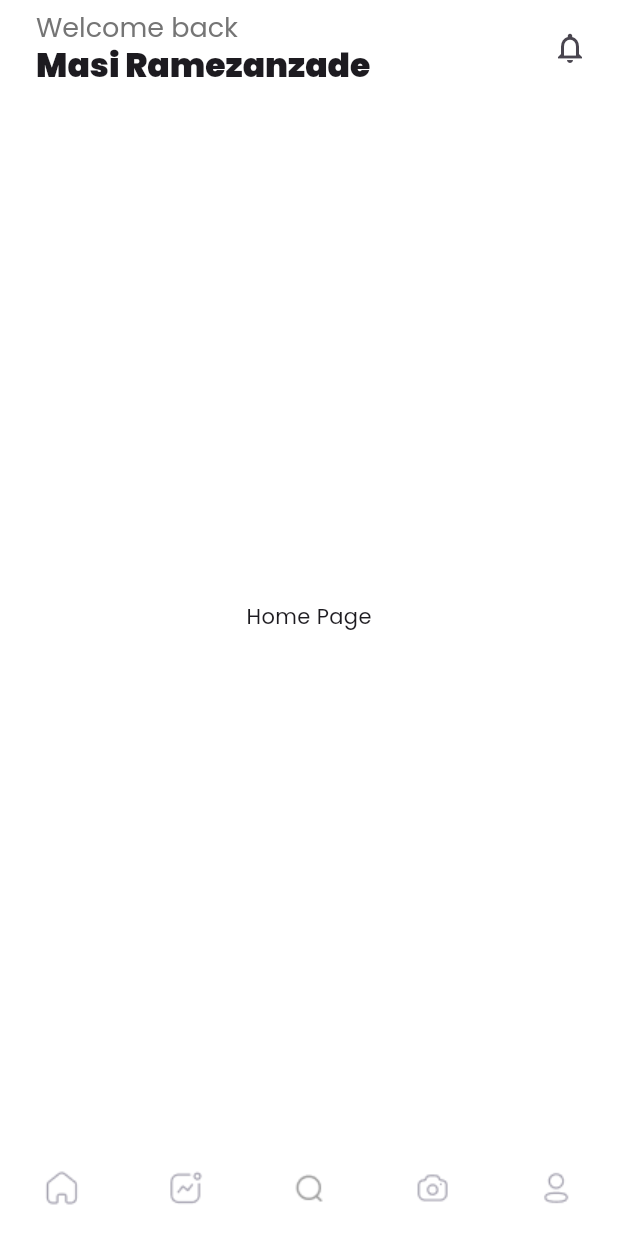
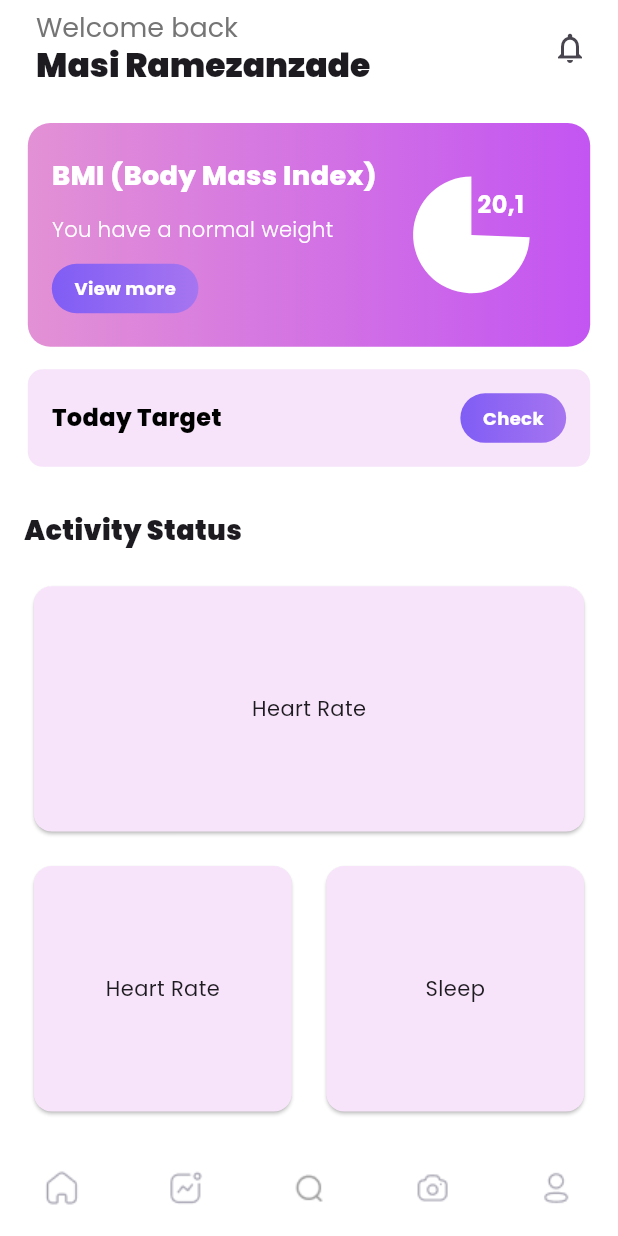
Before and after one commit to Kani-3004/fitness-mobile-app, a Flutter app: the HomePageTemplate screen opened directly, on a phone screen of 412 x 824 dp. Run offline on Flutter 3.47's test engine with Material 3 defaults, Android fonts, the phone set to English and light mode, and no system bars; our stand-ins replace carousel_slider, google_fonts, syncfusion_flutter_charts.

Commit message:
Home Page basic layout has been completed

```diff
--- a/lib/main.dart
+++ b/lib/main.dart
@@ -1,4 +1,4 @@
-import 'package:fitness_mobile_app/screens/welcome_screen_two.dart';
+import 'package:fitness_mobile_app/screens/home_page_template.dart';
 import 'package:flutter/material.dart';
 import 'package:google_fonts/google_fonts.dart';
 
@@ -15,7 +15,7 @@ class FitnessMobileApp extends StatelessWidget {
       debugShowCheckedModeBanner: false,
       theme: ThemeData(textTheme: GoogleFonts.poppinsTextTheme()),
       title: 'Fitness Mobile App',
-      home: WelcomeScreenTwo(),
+      home: HomePageTemplate(),
     );
   }
 }
--- a/lib/screens/home_page.dart
+++ b/lib/screens/home_page.dart
@@ -1,3 +1,5 @@
+import 'package:fitness_mobile_app/widgets/bmi_card_homepage.dart';
+import 'package:fitness_mobile_app/widgets/today_target_homepage.dart';
 import 'package:flutter/material.dart';
 
 class HomePage extends StatefulWidget {
@@ -10,8 +12,114 @@ class HomePage extends StatefulWidget {
 class _HomePageState extends State<HomePage> {
   @override
   Widget build(BuildContext context) {
-    return Center(
-      child: Text("Home Page"),
+    return Padding(
+      padding: const EdgeInsets.all(16.0),
+      child: Container(
+        width: MediaQuery.of(context).size.width,
+        color: Colors.white,
+        // The column that contains everything
+        child: Column(
+          children: [
+            SizedBox(height: 10),
+            //first half of the page
+            Expanded(
+              flex: 2,
+              child: Container(
+                color: Colors.white,
+                width: MediaQuery.of(context).size.width * 0.91,
+                child: Column(
+                  children: [
+                    //first half that has BMI
+                    Flexible(
+                      flex: 2,
+                      child: BmiCardHomepage(),
+                    ),
+                    SizedBox(height: 15),
+
+                    //second half that has today target
+                    Flexible(
+                      flex: 1,
+                      child: TodayTargetHomepage(),
+                    )
+                  ],
+                ),
+              ),
+            ),
+
+            //Activity Status Text
+            SizedBox(height: 20),
+
+            Row(
+              children: [
+                Text(
+                  "Activity Status",
+                  style: TextStyle(fontSize: 18, fontWeight: FontWeight.w900),
+                ),
+              ],
+            ),
+
+            SizedBox(height: 20),
+
+            //second half of the page
+            Expanded(
+              flex: 3,
+              child: Container(
+                width: MediaQuery.of(context).size.width * 0.91,
+                color: Colors.white,
+                child: Column(
+                  //Column that hs the three remaining cards
+                  // in the second half of the page
+                  children: [
+                    Flexible(
+                      flex: 1,
+                      child: Card(
+                        color: Color(0xFFF7E3FA),
+                        child: Center(
+                          child: Text("Heart Rate"),
+                        ),
+                      ),
+                    ),
+                    SizedBox(height: 15),
+
+                    //row inside the column to have the water intake and sleep.
+
+                    Flexible(
+                      flex: 1,
+                      child: Row(
+                        children: [
+                          // heart rate card
+                          Flexible(
+                            flex: 1,
+                            child: Card(
+                              color: Color(0xFFF7E3FA),
+                              child: Center(
+                                child: Text("Heart Rate"),
+                              ),
+                            ),
+                          ),
+                          SizedBox(width: 15),
+
+                          // water intake card
+                          Flexible(
+                            flex: 1,
+                            child: Card(
+                              color: Color(0xFFF7E3FA),
+                              child: Center(
+                                child: Text("Sleep"),
+                              ),
+                            ),
+                          )
+                        ],
+                      ),
+                    )
+                  ],
+                ),
+              ),
+            ),
+            SizedBox(height: 5),
+          ],
+        ),
+      ),
     );
   }
 }
--- /dev/null
+++ b/lib/widgets/bmi_card_homepage.dart
@@ -0,0 +1,89 @@
+import 'package:fitness_mobile_app/widgets/pie_chart_homepage.dart';
+import 'package:flutter/material.dart';
+
+class BmiCardHomepage extends StatefulWidget {
+  const BmiCardHomepage({super.key});
+
+  @override
+  State<BmiCardHomepage> createState() => _BmiCardHomepageState();
+}
+
+class _BmiCardHomepageState extends State<BmiCardHomepage> {
+  @override
+  Widget build(BuildContext context) {
+    return Container(
+      decoration: BoxDecoration(
+        borderRadius: BorderRadius.circular(15),
+        gradient: LinearGradient(
+          colors: [
+            Color(0xFFE391D5),
+            Color(0xFFC355F2),
+          ],
+        ),
+      ),
+      child: Padding(
+        padding: const EdgeInsets.all(16.0),
+        child: Row(
+          children: [
+            //the column of text on left of BMI card
+            SizedBox(
+              child: Column(
+                mainAxisAlignment: MainAxisAlignment.spaceAround,
+                crossAxisAlignment: CrossAxisAlignment.start,
+                children: [
+                  Text(
+                    "BMI (Body Mass Index)",
+                    style: TextStyle(
+                      fontSize: 18,
+                      color: Colors.white,
+                      fontWeight: FontWeight.w800,
+                    ),
+                  ),
+                  Text(
+                    "You have a normal weight",
+                    style: TextStyle(
+                      fontSize: 14,
+                      color: Colors.white,
+                      fontWeight: FontWeight.w300,
+                    ),
+                  ),
+
+                  //used container here since elevated buttons cannot have gradient.
+                  Container(
+                    decoration: BoxDecoration(
+                      borderRadius: BorderRadius.circular(18),
+                      gradient: LinearGradient(
+                        colors: [
+                          Color(0xFF805DF5),
+                          Color(0xFFA675F0),
+                        ],
+                      ),
+                    ),
+                    child: Padding(
+                      padding: const EdgeInsets.symmetric(
+                          vertical: 8.0, horizontal: 15),
+                      child: Text(
+                        "View more",
+                        style: TextStyle(
+                          fontSize: 12,
+                          color: Colors.white,
+                          fontWeight: FontWeight.bold,
+                        ),
+                      ),
+                    ),
+                  )
+                ],
+              ),
+            ),
+
+            //The pie chart goes here
+            Flexible(
+              flex: 1,
+              child: PieChartHomepage(),
+            ),
+          ],
+        ),
+      ),
+    );
+  }
+}
--- /dev/null
+++ b/lib/widgets/pie_chart_homepage.dart
@@ -0,0 +1,64 @@
+import 'package:flutter/material.dart';
+import 'package:syncfusion_flutter_charts/charts.dart';
+
+class PieChartHomepage extends StatefulWidget {
+  const PieChartHomepage({super.key});
+
+  @override
+  State<PieChartHomepage> createState() => _PieChartHomepageState();
+}
+
+class _PieChartHomepageState extends State<PieChartHomepage> {
+  @override
+  Widget build(BuildContext context) {
+    return Center(
+      child: SizedBox(
+        child: Stack(
+          alignment: Alignment.center,
+          children: [
+            SfCircularChart(
+              series: <PieSeries<ChartData, String>>[
+                PieSeries<ChartData, String>(
+                  dataSource: _getChartData(),
+                  xValueMapper: (ChartData data, _) => data.label,
+                  yValueMapper: (ChartData data, _) => data.value,
+                  pointColorMapper: (ChartData data, _) => data.color,
+                  explode: true,
+                  explodeIndex: 5,
+                  explodeOffset: "10%",
+                ),
+              ],
+            ),
+            Positioned(
+              top: 27,
+              right: 28,
+              child: Text(
+                '20,1',
+                style: TextStyle(
+                  color: Colors.white,
+                  fontSize: 16,
+                  fontWeight: FontWeight.bold,
+                ),
+              ),
+            ),
+          ],
+        ),
+      ),
+    );
+  }
+
+  List<ChartData> _getChartData() {
+    return [
+      ChartData('Highlighted', 20, Colors.transparent),
+      ChartData('Base', 58, Colors.white),
+    ];
+  }
+}
+
+class ChartData {
+  final String label;
+  final double value;
+  final Color color;
+
+  ChartData(this.label, this.value, this.color);
+}
--- /dev/null
+++ b/lib/widgets/today_target_homepage.dart
@@ -0,0 +1,59 @@
+import 'package:flutter/material.dart';
+
+class TodayTargetHomepage extends StatefulWidget {
+  const TodayTargetHomepage({super.key});
+
+  @override
+  State<TodayTargetHomepage> createState() => _TodayTargetHomepageState();
+}
+
+class _TodayTargetHomepageState extends State<TodayTargetHomepage> {
+  @override
+  Widget build(BuildContext context) {
+    return Container(
+      decoration: BoxDecoration(
+        borderRadius: BorderRadius.circular(10),
+        color: Color(0xFFF7E3FA),
+      ),
+      child: Padding(
+        padding: const EdgeInsets.all(16.0),
+        child: Row(
+          mainAxisAlignment: MainAxisAlignment.spaceBetween,
+          children: [
+            Text(
+              "Today Target",
+              style: TextStyle(
+                fontSize: 16,
+                color: Colors.black,
+                fontWeight: FontWeight.w800,
+              ),
+            ),
+            Container(
+              decoration: BoxDecoration(
+                borderRadius: BorderRadius.circular(18),
+                gradient: LinearGradient(
+                  colors: [
+                    Color(0xFF805DF5),
+                    Color(0xFFA675F0),
+                  ],
+                ),
+              ),
+              child: Padding(
+                padding:
+                    const EdgeInsets.symmetric(vertical: 8.0, horizontal: 15),
+                child: Text(
+                  "Check",
+                  style: TextStyle(
+                    fontSize: 12,
+                    color: Colors.white,
+                    fontWeight: FontWeight.bold,
+                  ),
+                ),
+              ),
+            )
+          ],
+        ),
+      ),
+    );
+  }
+}
--- a/pubspec.yaml
+++ b/pubspec.yaml
@@ -27,6 +27,7 @@ dependencies:
   favicon: ^1.1.2
   font_awesome_flutter: ^10.8.0
   flutter_launcher_icons: ^0.14.3
+  flutter_lints: ^5.0.0
 
 dev_dependencies:
   flutter_test:
```
Also changed, not shown: pubspec.lock.
